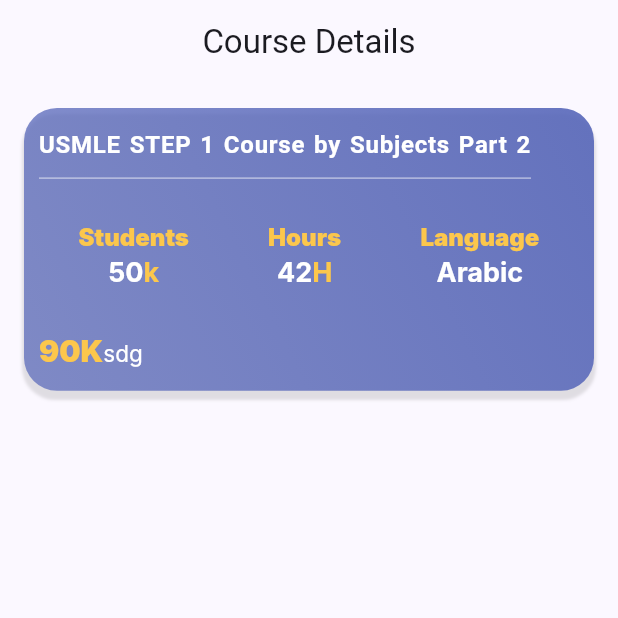
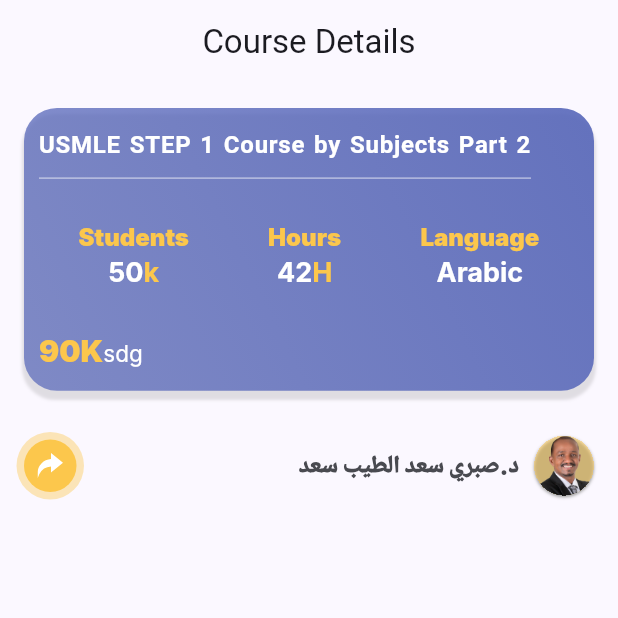
Before and after one commit to Al-mudather/stc.training.app, a Flutter app: the CourseDetailsPage screen opened directly, on a phone screen of 412 x 824 dp, the top half of it. Run offline on Flutter 3.47's test engine with Material 3 defaults, Android fonts, the phone set to English and light mode, and no system bars; our stand-ins replace flutter_hooks, flutter_spinkit, flutter_svg; Roboto replaces fonts that are missing (Inter, somarM); project files that could hold a hidden picture were left out.

Commit message:
adding-share-and-instructor-name-section

```diff
--- /dev/null
+++ b/lib/features/course_details/components/share_and_instructor_name_component.dart
@@ -0,0 +1,92 @@
+import 'package:flutter/material.dart';
+import 'package:flutter_svg/flutter_svg.dart';
+import 'package:stc_training/helper/app_colors.dart';
+import 'package:stc_training/utils/custom_text_util.dart';
+
+class ShareAndInstructorNameComponent extends StatelessWidget {
+  const ShareAndInstructorNameComponent({super.key});
+
+  @override
+  Widget build(BuildContext context) {
+    return Row(
+      mainAxisAlignment: MainAxisAlignment.spaceBetween,
+      children: [
+        _SHARE_button(),
+        Row(
+          children: [
+            CustomTextUtil(
+              text1: "د.صبري سعد الطيب سعد",
+            ),
+            const SizedBox(
+              width: 10,
+            ),
+            _INSTRUCTOR_image(),
+          ],
+        ),
+      ],
+    );
+  }
+
+  Container _INSTRUCTOR_image() {
+    return Container(
+      height: 40,
+      width: 40,
+      clipBehavior: Clip.hardEdge,
+      decoration: BoxDecoration(
+        borderRadius: BorderRadius.circular(50),
+        boxShadow: const [
+          BoxShadow(
+            color: Colors.grey,
+            blurRadius: 1,
+            offset: Offset(0, 1),
+          ),
+        ],
+      ),
+      child: Stack(
+        clipBehavior: Clip.hardEdge,
+        children: [
+          Container(
+            color: const Color(0xFFFCC74C).withOpacity(0.5),
+          ),
+          Positioned(
+            top: 0,
+            left: 0,
+            right: 0,
+            bottom: 0,
+            child: Image.asset(
+              "assets/images/sabri.png",
+              fit: BoxFit.cover,
+            ),
+          ),
+        ],
+      ),
+    );
+  }
+
+  Ink _SHARE_button() {
+    return Ink(
+      width: 35,
+      height: 35,
+      decoration: BoxDecoration(
+        color: AppColors.secondary,
+        shape: BoxShape.circle,
+        boxShadow: [
+          BoxShadow(
+            color: AppColors.secondary.withOpacity(0.4),
+            spreadRadius: 5,
+          )
+        ],
+      ),
+      child: IconButton(
+        padding: const EdgeInsets.all(0),
+        icon: SvgPicture.asset(
+          'assets/svgs/share.svg',
+          height: 17,
+          width: 17,
+        ),
+        onPressed: () => {},
+        alignment: Alignment.center,
+      ),
+    );
+  }
+}
--- a/lib/features/course_details/course_details_page.dart
+++ b/lib/features/course_details/course_details_page.dart
@@ -1,5 +1,10 @@
 import 'package:flutter/material.dart';
+import 'package:flutter_svg/flutter_svg.dart';
 import 'package:stc_training/features/course_details/components/header_card_component.dart';
+import 'package:stc_training/features/course_details/components/share_and_instructor_name_component.dart';
+import 'package:stc_training/helper/app_colors.dart';
+import 'package:stc_training/helper/enumerations.dart';
+import 'package:stc_training/utils/custom_btn_util.dart';
 
 class CourseDetailsPage extends StatelessWidget {
   const CourseDetailsPage({super.key});
@@ -13,7 +18,15 @@ class CourseDetailsPage extends StatelessWidget {
       ),
       body: Container(
         margin: EdgeInsets.all(16),
-        child: HeaderCardComponent(),
+        child: Column(
+          children: [
+            HeaderCardComponent(),
+            const SizedBox(
+              height: 30,
+            ),
+            ShareAndInstructorNameComponent(),
+          ],
+        ),
       ),
     );
   }
--- a/lib/layout/main_layout_page.dart
+++ b/lib/layout/main_layout_page.dart
@@ -31,8 +31,8 @@ class MainLayoutPage extends HookWidget {
         title: SvgPicture.asset("assets/svgs/logo-small.svg"),
         centerTitle: true,
       ),
-      // body: const HomePage(),
-      body: const CourseDetailsPage(),
+      body: const HomePage(),
+      // body: const CourseDetailsPage(),
       bottomNavigationBar: Container(
         height: 75,
         clipBehavior: Clip.hardEdge,
--- a/lib/main.dart
+++ b/lib/main.dart
@@ -1,4 +1,5 @@
 import 'package:flutter/material.dart';
+import 'package:stc_training/features/course_details/course_details_page.dart';
 import 'package:stc_training/helper/app_colors.dart';
 import 'package:stc_training/layout/main_layout_page.dart';
 
@@ -20,7 +21,7 @@ class MyApp extends StatelessWidget {
         colorScheme: ColorScheme.fromSeed(seedColor: AppColors.primary),
         useMaterial3: true,
       ),
-      home: const MainLayoutPage(),
+      home: const CourseDetailsPage(),
     );
   }
 }
--- a/lib/utils/custom_text_util.dart
+++ b/lib/utils/custom_text_util.dart
@@ -5,8 +5,8 @@ class CustomTextUtil extends StatelessWidget {
   const CustomTextUtil({
     super.key,
     required this.text1,
-    this.fontSize1 = 18,
-    this.fontSize2 = 16,
+    this.fontSize1 = 16,
+    this.fontSize2 = 14,
     this.text2,
     this.identifier = "k",
     this.hasAnotherText = false,
```
Also changed, not shown: lib/features/home/components/instructor_card_component.dart (+0 -16 lines), assets/svgs/share.svg (added).
